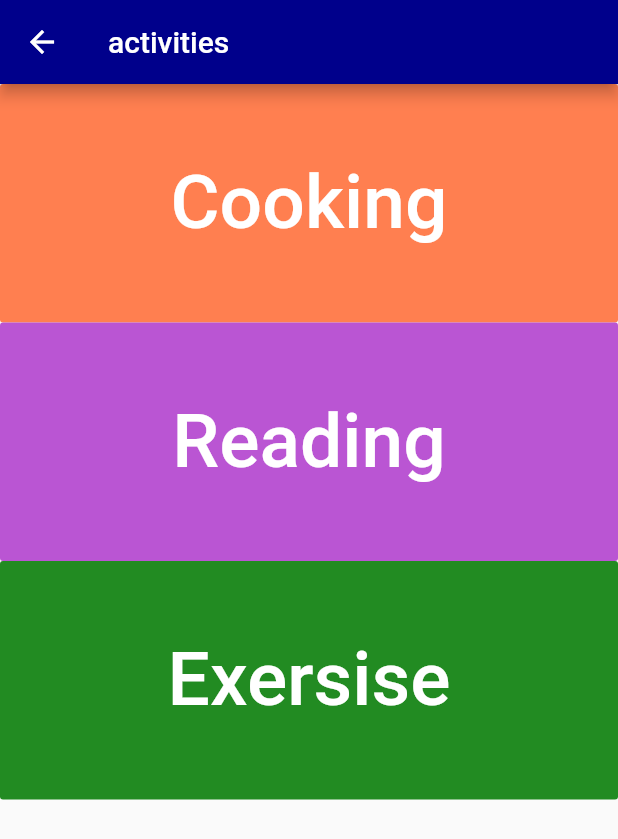
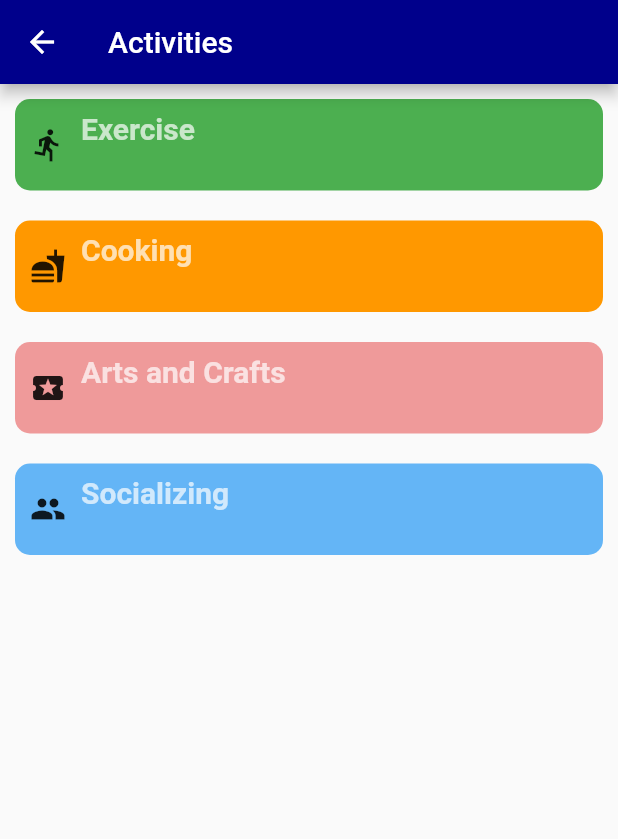
Before and after one commit to shu8/UCL-Dementia-Hack-2020, a Flutter app: the ActivityPage screen opened directly, on a phone screen of 412 x 824 dp. Shown: the top 839 px of the screen. Run offline on Flutter 3.47's test engine with Material 2 defaults, Android fonts, the phone set to English and light mode, and no system bars.

Commit message:
activity panels

```diff
--- a/lib/activity.dart
+++ b/lib/activity.dart
@@ -1,3 +1,4 @@
+import 'package:dementia_hack/components/panel.dart';
 import 'package:flutter/material.dart';
 import 'common.dart';
 
@@ -8,16 +9,42 @@ class ActivityPage extends StatelessWidget {
   Widget build(BuildContext context) {
     return Scaffold(
       appBar: AppBar(
-        title: Text("activities"),
+        title: Text("Activities"),
       ),
       body: Column(
         children: <Widget>[
-          new ActivityBlock(
-              title: 'Cooking', color: MaterialColor(0xFFFF7F50, color)),
-          new ActivityBlock(
-              title: 'Reading', color: MaterialColor(0xFFBA55D3, color)),
-          new ActivityBlock(
-              title: 'Exersise', color: MaterialColor(0xFF228B22, color)),
+          Align(
+              alignment: Alignment.topLeft,
+              child: Panel(
+                title: 'Exercise',
+                icon: Icons.directions_run,
+                description: '',
+                color: Colors.green,
+              )),
+          Align(
+              alignment: Alignment.topLeft,
+              child: Panel(
+                title: 'Cooking',
+                icon: Icons.fastfood,
+                description: '',
+                color: Colors.orange,
+              )),
+          Align(
+              alignment: Alignment.topLeft,
+              child: Panel(
+                title: 'Arts and Crafts',
+                icon: Icons.local_activity,
+                description: '',
+                color: Colors.red[200],
+              )),
+          Align(
+              alignment: Alignment.topLeft,
+              child: Panel(
+                title: 'Socializing',
+                icon: Icons.people,
+                description: '',
+                color: Colors.blue[300],
+              )),
         ],
       ),
     );
```
